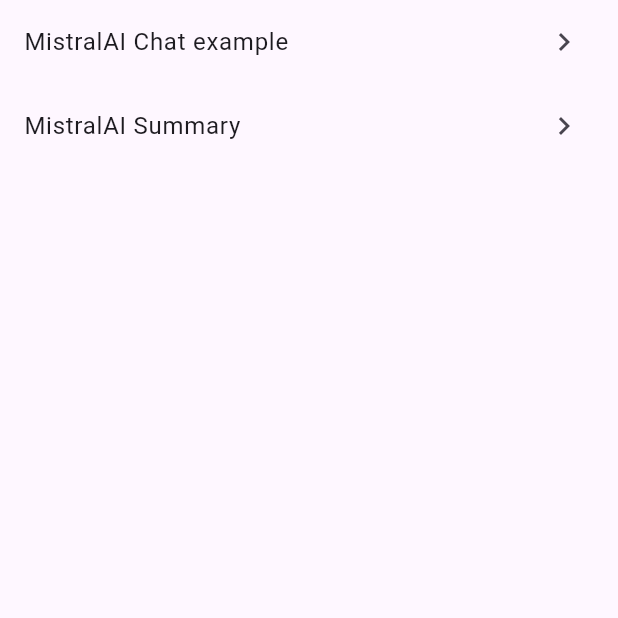
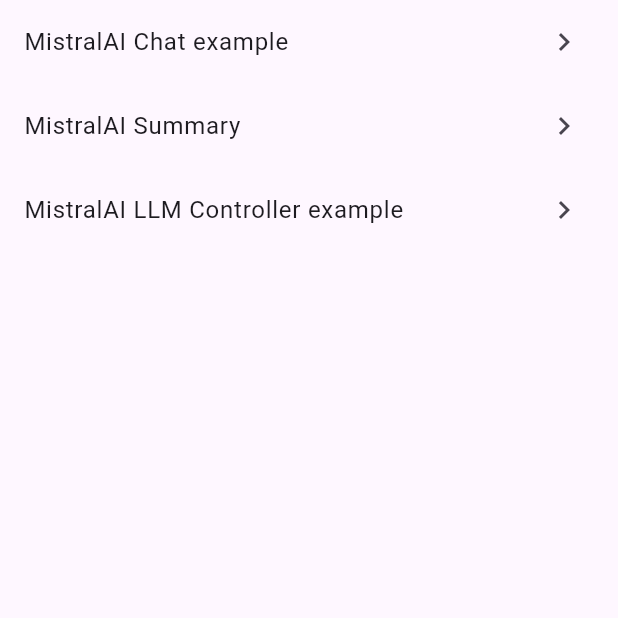
Before and after one commit to nomtek/flutter_ai_examples, a Flutter app: the screen it shows after launch, on a phone screen of 412 x 824 dp, the top half of it. Run offline on Flutter 3.47's test engine with Material 3 defaults, Android fonts, the phone set to English and light mode, and no system bars; our stand-ins replace go_router; missing offline and left inert: mistralai_client_dart; generated files the repository leaves out were written again.

Commit message:
Setup navigation to a new page

```diff
--- a/lib/app/home_page.dart
+++ b/lib/app/home_page.dart
@@ -18,6 +18,11 @@ class HomePage extends StatelessWidget {
               trailing: const Icon(Icons.chevron_right),
               onTap: () => const MistralAISummaryRoute().go(context),
             ),
+            ListTile(
+              title: const Text('MistralAI LLM Controller example'),
+              trailing: const Icon(Icons.chevron_right),
+              onTap: () => const MistralAiLlmControllerRoute().go(context),
+            ),
           ],
         ),
       );
```
Also changed, not shown: lib/app/router.dart (+10 -0 lines), lib/mistral_ai_llm_controller_example/mistral_ai_llm_controller_page.dart (added, +26 -0 lines), lib/app/router.g.dart.
